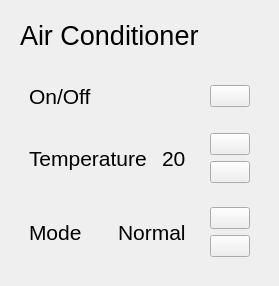
The window that SmartHome/Gui/Pages/Devices/Components/ac_panel.ui (Mirko-A/SmartHome) describes before a commit, drawn with Qt 5.
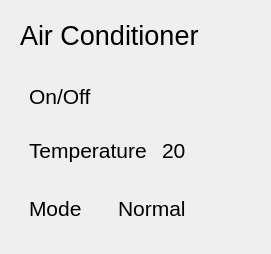
The same window after the commit. Icons and pictures are not drawn.

Commit message: fix(gui): local border removal rather than global

Diff of the .ui file:
```diff
--- a/SmartHome/Gui/Pages/Devices/Components/ac_panel.ui
+++ b/SmartHome/Gui/Pages/Devices/Components/ac_panel.ui
@@ -39,9 +39,11 @@
       </sizepolicy>
      </property>
      <property name="styleSheet">
-      <string notr="true">#ACOn, #ACTemperature, #ACMode {
-	border-radius: 8px;
-}
+            <string notr="true">
+              QPushButton {
+                border: none;
+                background-color: transparent;
+              }
 
 #ACOn:hover, #ACTemperature:hover, #ACMode:hover {
 	background-color: #434158;
```
Left out of the diff: 6 changed lines with no effect on the pictures. Lines whose indentation alone changed are shown as unchanged. The commit also changes 8 other files.
